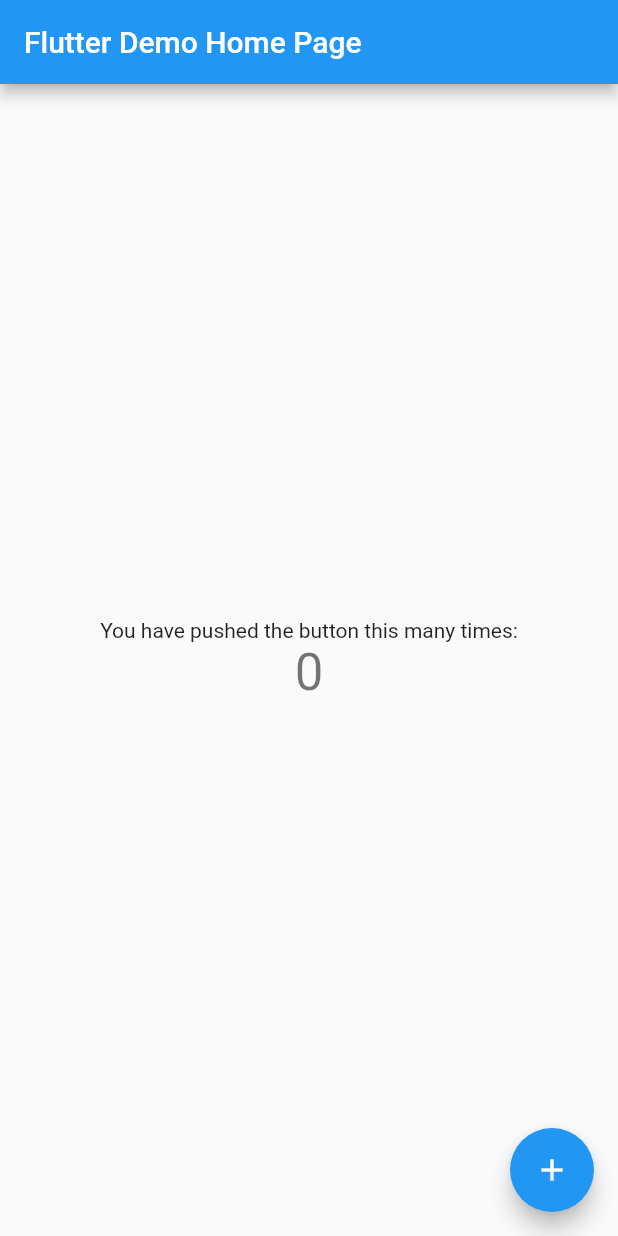
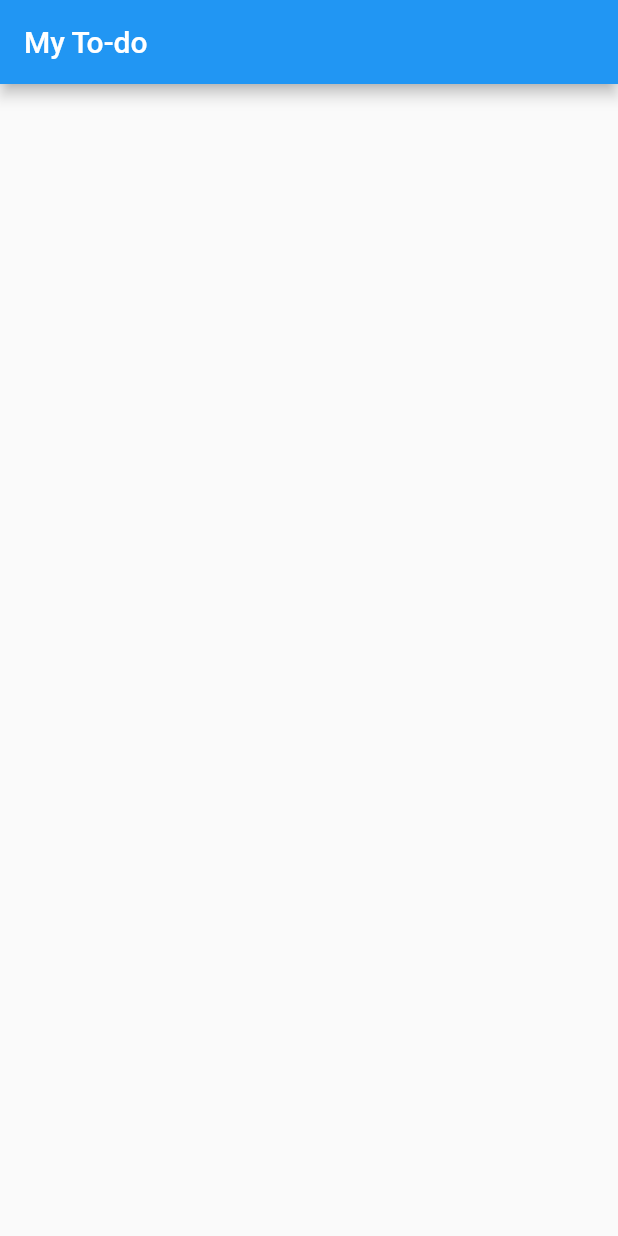
Before and after one commit to kupatahu/flutter-todo-app, a Flutter app: the screen it shows after launch, on a phone screen of 412 x 824 dp. Run offline on Flutter 3.47's test engine with Material 2 defaults, Android fonts, the phone set to English and light mode, and no system bars; our stand-ins replace bloc.

Commit message:
get todo structure

```diff
--- /dev/null
+++ b/lib/domain/entities/todo.dart
@@ -0,0 +1,6 @@
+class Todo {
+  final String title;
+  final bool isCompleted;
+
+  Todo({this.title, this.isCompleted = false});
+}
--- /dev/null
+++ b/lib/domain/repositories/todo_repository.dart
@@ -0,0 +1,5 @@
+import 'package:todo_app/domain/entities/todo.dart';
+
+abstract class TodoRepository {
+  Future<List<Todo>> getAll();
+}
--- a/lib/main.dart
+++ b/lib/main.dart
@@ -1,117 +1,6 @@
 import 'package:flutter/material.dart';
+import 'package:todo_app/presentation/app.dart';
 
 void main() {
-  runApp(MyApp());
+  runApp(App());
 }
-
-class MyApp extends StatelessWidget {
-  // This widget is the root of your application.
-  @override
-  Widget build(BuildContext context) {
-    return MaterialApp(
-      title: 'Flutter Demo',
-      theme: ThemeData(
-        // This is the theme of your application.
-        //
-        // Try running your application with "flutter run". You'll see the
-        // application has a blue toolbar. Then, without quitting the app, try
-        // changing the primarySwatch below to Colors.green and then invoke
-        // "hot reload" (press "r" in the console where you ran "flutter run",
-        // or simply save your changes to "hot reload" in a Flutter IDE).
-        // Notice that the counter didn't reset back to zero; the application
-        // is not restarted.
-        primarySwatch: Colors.blue,
-        // This makes the visual density adapt to the platform that you run
-        // the app on. For desktop platforms, the controls will be smaller and
-        // closer together (more dense) than on mobile platforms.
-        visualDensity: VisualDensity.adaptivePlatformDensity,
-      ),
-      home: MyHomePage(title: 'Flutter Demo Home Page'),
-    );
-  }
-}
-
-class MyHomePage extends StatefulWidget {
-  MyHomePage({Key key, this.title}) : super(key: key);
-
-  // This widget is the home page of your application. It is stateful, meaning
-  // that it has a State object (defined below) that contains fields that affect
-  // how it looks.
-
-  // This class is the configuration for the state. It holds the values (in this
-  // case the title) provided by the parent (in this case the App widget) and
-  // used by the build method of the State. Fields in a Widget subclass are
-  // always marked "final".
-
-  final String title;
-
-  @override
-  _MyHomePageState createState() => _MyHomePageState();
-}
-
-class _MyHomePageState extends State<MyHomePage> {
-  int _counter = 0;
-
-  void _incrementCounter() {
-    setState(() {
-      // This call to setState tells the Flutter framework that something has
-      // changed in this State, which causes it to rerun the build method below
-      // so that the display can reflect the updated values. If we changed
-      // _counter without calling setState(), then the build method would not be
-      // called again, and so nothing would appear to happen.
-      _counter++;
-    });
-  }
-
-  @override
-  Widget build(BuildContext context) {
-    // This method is rerun every time setState is called, for instance as done
-    // by the _incrementCounter method above.
-    //
-    // The Flutter framework has been optimized to make rerunning build methods
-    // fast, so that you can just rebuild anything that needs updating rather
-    // than having to individually change instances of widgets.
-    return Scaffold(
-      appBar: AppBar(
-        // Here we take the value from the MyHomePage object that was created by
-        // the App.build method, and use it to set our appbar title.
-        title: Text(widget.title),
-      ),
-      body: Center(
-        // Center is a layout widget. It takes a single child and positions it
-        // in the middle of the parent.
-        child: Column(
-          // Column is also a layout widget. It takes a list of children and
-          // arranges them vertically. By default, it sizes itself to fit its
-          // children horizontally, and tries to be as tall as its parent.
-          //
-          // Invoke "debug painting" (press "p" in the console, choose the
-          // "Toggle Debug Paint" action from the Flutter Inspector in Android
-          // Studio, or the "Toggle Debug Paint" command in Visual Studio Code)
-          // to see the wireframe for each widget.
-          //
-          // Column has various properties to control how it sizes itself and
-          // how it positions its children. Here we use mainAxisAlignment to
-          // center the children vertically; the main axis here is the vertical
-          // axis because Columns are vertical (the cross axis would be
-          // horizontal).
-          mainAxisAlignment: MainAxisAlignment.center,
-          children: <Widget>[
-            Text(
-              'You have pushed the button this many times:',
-            ),
-            Text(
-              '$_counter',
-              style: Theme.of(context).textTheme.headline4,
-            ),
-          ],
-        ),
-      ),
-      floatingActionButton: FloatingActionButton(
-        onPressed: _incrementCounter,
-        tooltip: 'Increment',
-        child: Icon(Icons.add),
-      ), // This trailing comma makes auto-formatting nicer for build methods.
-    );
-  }
-}
--- /dev/null
+++ b/lib/presentation/app.dart
@@ -0,0 +1,12 @@
+import 'package:flutter/material.dart';
+import 'package:todo_app/presentation/routes.dart';
+
+class App extends StatelessWidget {
+  @override
+  Widget build(BuildContext context) {
+    return MaterialApp(
+      initialRoute: Routes.initial,
+      routes: Routes.routes,
+    );
+  }
+}
--- /dev/null
+++ b/lib/presentation/journey/settings/settings_routes.dart
@@ -0,0 +1,10 @@
+import 'package:flutter/material.dart';
+import 'package:todo_app/presentation/journey/settings/general_settings/general_settings_screen.dart';
+
+abstract class SettingsRoutes {
+  static const generalSettings = '/general-settings';
+
+  static final Map<String, WidgetBuilder> routes = {
+    generalSettings: (context) => GeneralSettingsScreen(),
+  };
+}
--- /dev/null
+++ b/lib/presentation/journey/todo/todo_list/bloc/todo_event.dart
@@ -0,0 +1,3 @@
+abstract class TodoEvent {}
+
+class FetchTodo extends TodoEvent {}
--- /dev/null
+++ b/lib/presentation/journey/todo/todo_list/todo_list_screen.dart
@@ -0,0 +1,12 @@
+import 'package:flutter/material.dart';
+
+class TodoListScreen extends StatelessWidget {
+  @override
+  Widget build(BuildContext context) {
+    return Scaffold(
+      appBar: AppBar(
+        title: Text('My To-do'),
+      ),
+    );
+  }
+}
--- /dev/null
+++ b/lib/presentation/journey/todo/todo_routes.dart
@@ -0,0 +1,13 @@
+import 'package:flutter/material.dart';
+import 'package:todo_app/presentation/journey/todo/create_todo/create_todo_screen.dart';
+import 'package:todo_app/presentation/journey/todo/todo_list/todo_list_screen.dart';
+
+abstract class TodoRoutes {
+  static const todoList = '/todos';
+  static const createTodo = '/todos/create';
+
+  static final Map<String, WidgetBuilder> routes = {
+    todoList: (context) => TodoListScreen(),
+    createTodo: (context) => CreateTodoScreen(),
+  };
+}
--- /dev/null
+++ b/lib/presentation/routes.dart
@@ -0,0 +1,12 @@
+import 'package:flutter/material.dart';
+import 'package:todo_app/presentation/journey/settings/settings_routes.dart';
+import 'package:todo_app/presentation/journey/todo/todo_routes.dart';
+
+abstract class Routes {
+  static const initial = TodoRoutes.todoList;
+
+  static final Map<String, WidgetBuilder> routes = {
+    ...TodoRoutes.routes,
+    ...SettingsRoutes.routes,
+  };
+}
```
Also changed, not shown: lib/data/models/__mocks__/mock_todo_model.dart (added, +7 -0 lines), lib/data/models/todo_model.dart (added, +11 -0 lines), lib/data/repositories/todo_repository_impl.dart (added, +10 -0 lines), lib/domain/usecases/todo_usecase.dart (added, +12 -0 lines), lib/presentation/journey/settings/general_settings/general_settings_screen.dart (added, +12 -0 lines), lib/presentation/journey/todo/create_todo/create_todo_screen.dart (added, +12 -0 lines), lib/presentation/journey/todo/todo_list/bloc/todo_bloc.dart (added, +23 -0 lines), lib/presentation/journey/todo/todo_list/bloc/todo_state.dart (added, +11 -0 lines), pubspec.yaml (+3 -57 lines), pubspec.lock, 2 other files.
